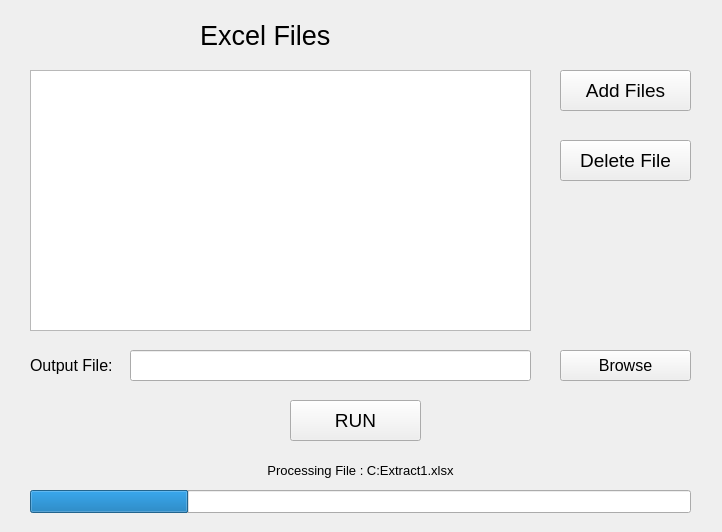
Cassar88226/excel_extraction_data, file main.ui: the form before one commit.
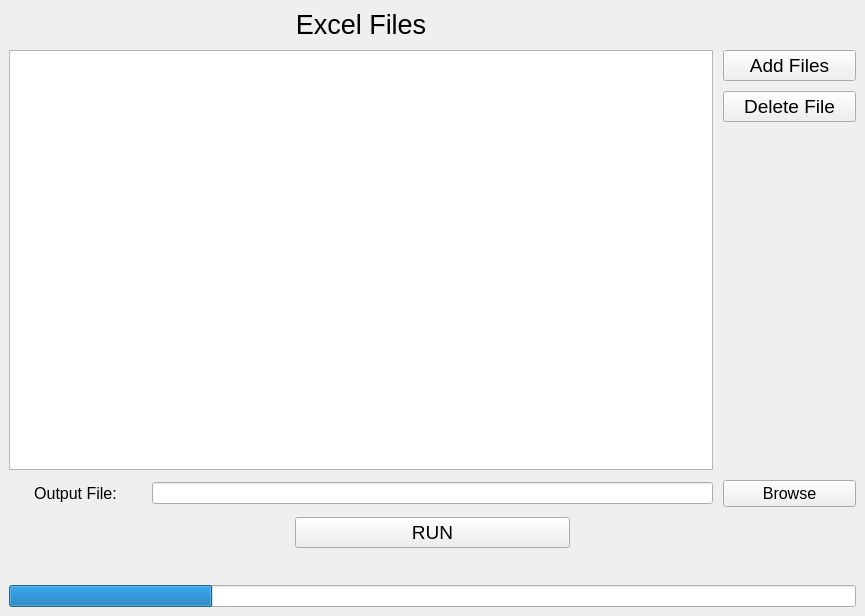
The form after the commit.

The edit to the form file:
```diff
--- a/main.ui
+++ b/main.ui
@@ -9,12 +9,12 @@
    <rect>
     <x>0</x>
     <y>0</y>
-    <width>722</width>
-    <height>532</height>
+    <width>865</width>
+    <height>616</height>
    </rect>
   </property>
   <property name="sizePolicy">
-   <sizepolicy hsizetype="Fixed" vsizetype="Fixed">
+   <sizepolicy hsizetype="Preferred" vsizetype="Preferred">
     <horstretch>0</horstretch>
     <verstretch>0</verstretch>
    </sizepolicy>
@@ -29,92 +29,17 @@
      <verstretch>0</verstretch>
     </sizepolicy>
    </property>
-   <widget class="QListWidget" name="list_files">
-    <property name="geometry">
-     <rect>
-      <x>30</x>
-      <y>70</y>
-      <width>501</width>
-      <height>261</height>
-     </rect>
+   <layout class="QGridLayout" name="gridLayout_2">
+    <property name="spacing">
+     <number>10</number>
     </property>
-    <property name="font">
-     <font>
-      <pointsize>12</pointsize>
-     </font>
-    </property>
-    <property name="selectionMode">
-     <enum>QAbstractItemView::MultiSelection</enum>
-    </property>
-    <property name="selectionBehavior">
-     <enum>QAbstractItemView::SelectItems</enum>
-    </property>
-    <property name="modelColumn">
-     <number>0</number>
-    </property>
-   </widget>
-   <widget class="QLabel" name="label">
-    <property name="geometry">
-     <rect>
-      <x>200</x>
-      <y>10</y>
-      <width>131</width>
-      <height>51</height>
-     </rect>
-    </property>
-    <property name="font">
-     <font>
-      <pointsize>20</pointsize>
-     </font>
-    </property>
-    <property name="text">
-     <string>Excel Files</string>
-    </property>
-   </widget>
-   <widget class="QPushButton" name="btn_AddFiles">
-    <property name="geometry">
-     <rect>
-      <x>560</x>
-      <y>70</y>
-      <width>131</width>
-      <height>41</height>
-     </rect>
-    </property>
-    <property name="font">
-     <font>
-      <pointsize>14</pointsize>
-     </font>
-    </property>
-    <property name="text">
-     <string>Add Files</string>
-    </property>
-   </widget>
-   <widget class="QPushButton" name="btn_DeleteFile">
-    <property name="geometry">
-     <rect>
-      <x>560</x>
-      <y>140</y>
-      <width>131</width>
-      <height>41</height>
-     </rect>
-    </property>
-    <property name="font">
-     <font>
-      <pointsize>14</pointsize>
-     </font>
-    </property>
-    <property name="text">
-     <string>Delete File</string>
-    </property>
-   </widget>
+    <item row="13" column="0">
    <widget class="QLabel" name="label_2">
-    <property name="geometry">
-     <rect>
-      <x>30</x>
-      <y>350</y>
-      <width>91</width>
-      <height>31</height>
-     </rect>
+      <property name="sizePolicy">
+       <sizepolicy hsizetype="Minimum" vsizetype="Preferred">
+        <horstretch>0</horstretch>
+        <verstretch>0</verstretch>
+       </sizepolicy>
     </property>
     <property name="font">
      <font>
@@ -124,52 +49,13 @@
     <property name="text">
      <string>Output File:</string>
     </property>
-   </widget>
-   <widget class="QLineEdit" name="edit_output_file">
-    <property name="geometry">
-     <rect>
-      <x>130</x>
-      <y>350</y>
-      <width>401</width>
-      <height>31</height>
-     </rect>
-    </property>
-    <property name="font">
-     <font>
-      <pointsize>9</pointsize>
-     </font>
-    </property>
-    <property name="text">
-     <string/>
-    </property>
-   </widget>
-   <widget class="QPushButton" name="btn_Browse">
-    <property name="geometry">
-     <rect>
-      <x>560</x>
-      <y>350</y>
-      <width>131</width>
-      <height>31</height>
-     </rect>
-    </property>
-    <property name="font">
-     <font>
-      <pointsize>12</pointsize>
-     </font>
-    </property>
-    <property name="text">
-     <string>Browse</string>
-    </property>
-   </widget>
+      <property name="alignment">
+       <set>Qt::AlignCenter</set>
+      </property>
+     </widget>
+    </item>
+    <item row="15" column="2" colspan="2">
    <widget class="QPushButton" name="btn_Run">
-    <property name="geometry">
-     <rect>
-      <x>290</x>
-      <y>400</y>
-      <width>131</width>
-      <height>41</height>
-     </rect>
-    </property>
     <property name="font">
      <font>
       <pointsize>14</pointsize>
@@ -179,15 +65,21 @@
      <string>RUN</string>
     </property>
    </widget>
+    </item>
+    <item row="8" column="5">
+     <widget class="QPushButton" name="btn_AddFiles">
+      <property name="font">
+       <font>
+        <pointsize>14</pointsize>
+       </font>
+      </property>
+      <property name="text">
+       <string>Add Files</string>
+      </property>
+     </widget>
+    </item>
+    <item row="17" column="0" colspan="6">
    <widget class="QProgressBar" name="prgressbar_Run">
-    <property name="geometry">
-     <rect>
-      <x>30</x>
-      <y>490</y>
-      <width>661</width>
-      <height>23</height>
-     </rect>
-    </property>
     <property name="layoutDirection">
      <enum>Qt::LeftToRight</enum>
     </property>
@@ -207,27 +99,104 @@
      <string>%p%</string>
     </property>
    </widget>
+    </item>
+    <item row="13" column="5">
+     <widget class="QPushButton" name="btn_Browse">
+      <property name="font">
+       <font>
+        <pointsize>12</pointsize>
+       </font>
+      </property>
+      <property name="text">
+       <string>Browse</string>
+      </property>
+     </widget>
+    </item>
+    <item row="7" column="0" colspan="5">
+     <widget class="QLabel" name="label">
+      <property name="sizePolicy">
+       <sizepolicy hsizetype="Minimum" vsizetype="Fixed">
+        <horstretch>0</horstretch>
+        <verstretch>0</verstretch>
+       </sizepolicy>
+      </property>
+      <property name="font">
+       <font>
+        <pointsize>20</pointsize>
+       </font>
+      </property>
+      <property name="text">
+       <string>Excel Files</string>
+      </property>
+      <property name="alignment">
+       <set>Qt::AlignCenter</set>
+      </property>
+     </widget>
+    </item>
+    <item row="16" column="1" colspan="4">
    <widget class="QLabel" name="lbl_progress">
-    <property name="geometry">
-     <rect>
-      <x>30</x>
-      <y>460</y>
-      <width>661</width>
-      <height>20</height>
-     </rect>
+      <property name="sizePolicy">
+       <sizepolicy hsizetype="Preferred" vsizetype="Fixed">
+        <horstretch>0</horstretch>
+        <verstretch>0</verstretch>
+       </sizepolicy>
     </property>
     <property name="font">
      <font>
-      <pointsize>10</pointsize>
+        <pointsize>11</pointsize>
      </font>
     </property>
     <property name="text">
-     <string>Processing File : C:Extract1.xlsx</string>
+       <string/>
     </property>
     <property name="alignment">
      <set>Qt::AlignCenter</set>
     </property>
    </widget>
+    </item>
+    <item row="13" column="1" colspan="4">
+     <widget class="QLineEdit" name="edit_output_file">
+      <property name="font">
+       <font>
+        <pointsize>9</pointsize>
+       </font>
+      </property>
+      <property name="text">
+       <string/>
+      </property>
+     </widget>
+    </item>
+    <item row="9" column="5">
+     <widget class="QPushButton" name="btn_DeleteFile">
+      <property name="font">
+       <font>
+        <pointsize>14</pointsize>
+       </font>
+      </property>
+      <property name="text">
+       <string>Delete File</string>
+      </property>
+     </widget>
+    </item>
+    <item row="8" column="0" rowspan="4" colspan="5">
+     <widget class="QListWidget" name="list_files">
+      <property name="font">
+       <font>
+        <pointsize>12</pointsize>
+       </font>
+      </property>
+      <property name="selectionMode">
+       <enum>QAbstractItemView::MultiSelection</enum>
+      </property>
+      <property name="selectionBehavior">
+       <enum>QAbstractItemView::SelectItems</enum>
+      </property>
+      <property name="modelColumn">
+       <number>0</number>
+      </property>
+     </widget>
+    </item>
+   </layout>
   </widget>
  </widget>
  <resources/>
```
Left out of the diff: 64 changed lines with no effect on the pictures. Lines whose indentation alone changed are shown as unchanged.
